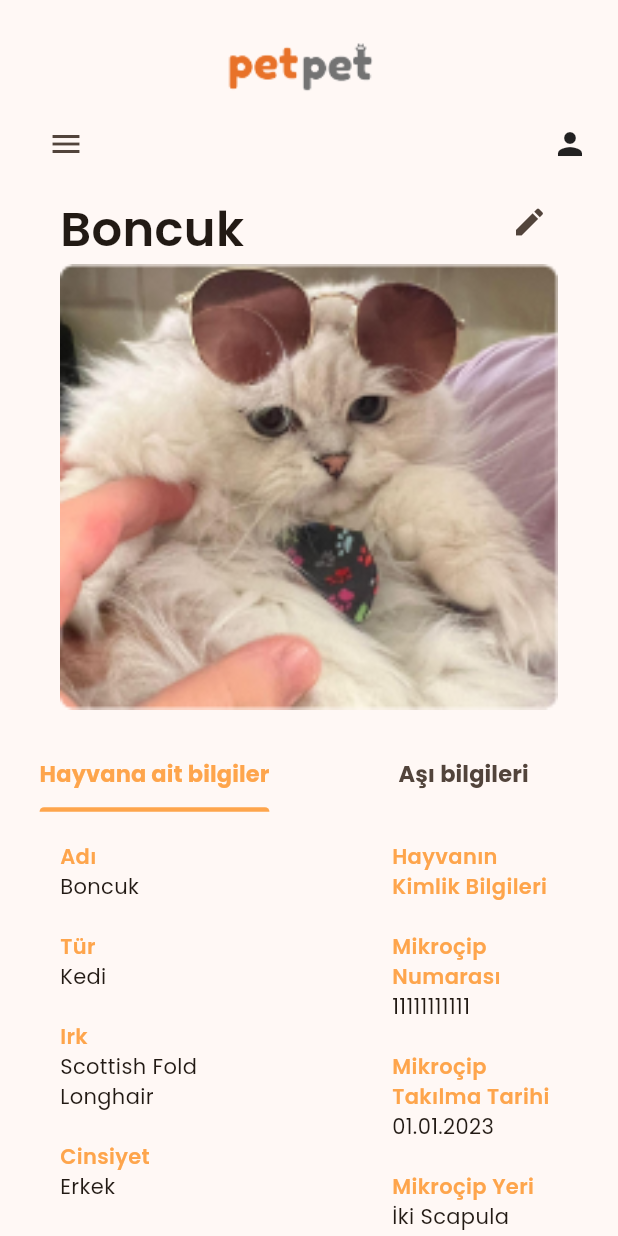
After one commit to utkuq/oua_bootcamp_grup_30, a Flutter app: the HomePage screen opened directly, after a tap on the "menu" icon, after a tap on "Kuş", after a tap on "Boncuk", on a phone screen of 412 x 824 dp. The commit adds this screen. Run offline on Flutter 3.47's test engine with Material 3 defaults, Android fonts, the phone set to English and light mode, and no system bars; our stand-ins replace google_fonts.

Commit message:
pet details page added

```diff
--- a/lib/screens/home_page.dart
+++ b/lib/screens/home_page.dart
@@ -1,5 +1,7 @@
 import 'package:flutter/material.dart';
 import 'package:google_fonts/google_fonts.dart';
+import 'package:oua_bootcamp_grup_30/screens/pet_details_page.dart';
+import 'package:oua_bootcamp_grup_30/widgets/appbar.dart';
 
 class HomePage extends StatefulWidget {
   const HomePage({super.key});
@@ -36,32 +38,7 @@ class _HomePageState extends State<HomePage> {
             ),
           ),
           // Custom AppBar
-          Row(
-            children: [
-              Align(
-                alignment: Alignment.topLeft,
-                child: IconButton(
-                  icon: const Icon(Icons.menu),
-                  onPressed: () {
-                    _scaffoldKey.currentState?.openDrawer();
-                  },
-                ),
-              ),
-              Text(
-                "Hoş Geldin!",
-                style: GoogleFonts.poppins(
-                    fontSize: 20, fontWeight: FontWeight.w600),
-              ),
-              const Expanded(
-                  child: Padding(
-                padding: EdgeInsets.only(right: 8.0),
-                child: Align(
-                  alignment: Alignment.centerRight,
-                  child: Icon(Icons.person),
-                ),
-              ))
-            ],
-          ),
+          CustomAppBar(scaffoldKey: _scaffoldKey, appBarTitle: "Hoş Geldin!"),
           // Save pet box
           Padding(
             padding: const EdgeInsets.all(50.0),
@@ -157,7 +134,7 @@ class _HomePageState extends State<HomePage> {
                         "Muttiş", "5", "Dişi", "assets/images/test_2.png"),
                   ],
                 )),
-          )
+          ),
         ],
       ),
     ));
@@ -198,7 +175,17 @@ class _HomePageState extends State<HomePage> {
   // TODO: GÖRSELLERİN FIREBASE ÜZERİNDEN ÇEKİLMESİ GEREKİYOR
   Widget _buildAnimalCards(
       String name, String age, String gender, String imagePath) {
-    return Padding(
+    return GestureDetector(
+      onTap: () {
+        Navigator.push(
+            context,
+            MaterialPageRoute(
+              builder: (context) => PetDetailsPage(
+                petName: name,
+              ),
+            ));
+      },
+      child: Padding(
         padding: const EdgeInsets.only(left: 35),
         child: Container(
           decoration: const BoxDecoration(
@@ -235,8 +222,9 @@ class _HomePageState extends State<HomePage> {
                       style: GoogleFonts.poppins(fontSize: 12),
                     )
                   ],
-              )
+                ),
               ],
+            ),
           ),
         ),
       ),
--- /dev/null
+++ b/lib/screens/pet_details_page.dart
@@ -0,0 +1,473 @@
+import 'package:flutter/material.dart';
+import 'package:google_fonts/google_fonts.dart';
+import 'package:oua_bootcamp_grup_30/widgets/appbar.dart';
+
+class PetDetailsPage extends StatefulWidget {
+  final String petName;
+
+  const PetDetailsPage({super.key, required this.petName});
+
+  @override
+  State<PetDetailsPage> createState() => _PetDetailsPageState();
+}
+
+class _PetDetailsPageState extends State<PetDetailsPage> {
+  final GlobalKey<ScaffoldState> _scaffoldKey = GlobalKey<ScaffoldState>();
+  Color orangeColor = const Color.fromARGB(255, 254, 165, 1100);
+  @override
+  Widget build(BuildContext context) {
+    return SafeArea(
+        child: Scaffold(
+      key: _scaffoldKey,
+      drawer: const NavigationDrawer(children: [
+        SingleChildScrollView(
+          child: Column(
+            children: [Text("test")],
+          ),
+        )
+      ]),
+      body: SingleChildScrollView(
+        child: Column(
+          children: [
+            Align(
+              alignment: Alignment.topCenter,
+              child: Padding(
+                padding: const EdgeInsets.only(top: 20),
+                child: Image.asset("assets/images/logo.png"),
+              ),
+            ),
+            CustomAppBar(
+              scaffoldKey: _scaffoldKey,
+              appBarTitle: "",
+            ),
+            // pet name
+            Row(
+              mainAxisAlignment: MainAxisAlignment.spaceBetween,
+              children: [
+                Padding(
+                  padding: const EdgeInsets.only(left: 40.0, top: 10),
+                  child: Text(
+                    widget.petName,
+                    textAlign: TextAlign.left,
+                    style: GoogleFonts.poppins(
+                      fontSize: 32,
+                      fontWeight: FontWeight.w600,
+                    ),
+                  ),
+                ),
+                Padding(
+                  padding: const EdgeInsets.only(right: 35.0),
+                  child: IconButton(
+                    icon: const Icon(Icons.edit),
+                    onPressed: () {},
+                  ),
+                ),
+              ],
+            ),
+
+            // TODO: BURAYA GELECEK GÖRSELİN FIREBASE ÜZERİNDEN GELMESİ GEREKİYOR
+            SizedBox(
+              width: MediaQuery.of(context).size.width,
+              child: Padding(
+                padding: const EdgeInsets.only(
+                    left: 40.0, right: 40.0, bottom: 20.0),
+                child: FittedBox(
+                  fit: BoxFit.fitWidth,
+                  child: Image.asset("assets/images/test_1.png"),
+                ),
+              ),
+            ),
+            // tab
+            DefaultTabController(
+                length: 2, // length of tabs
+                initialIndex: 0,
+                child: Column(
+                    crossAxisAlignment: CrossAxisAlignment.stretch,
+                    children: <Widget>[
+                      Container(
+                        child: TabBar(
+                          labelColor: orangeColor,
+                          indicatorColor: orangeColor,
+                          dividerColor: Colors.transparent,
+                          labelStyle: GoogleFonts.poppins(
+                              fontWeight: FontWeight.bold, fontSize: 15),
+                          tabs: const [
+                            Tab(text: 'Hayvana ait bilgiler'),
+                            Tab(text: 'Aşı bilgileri'),
+                          ],
+                        ),
+                      ),
+                      Container(
+                          height: 500, //height of TabBarView
+                          child: TabBarView(children: <Widget>[
+                            Container(
+                              child: SingleChildScrollView(
+                                child: Column(
+                                  children: [
+                                    Padding(
+                                        padding: const EdgeInsets.only(
+                                            left: 40.0, right: 40.0, top: 20),
+                                        child: _generateAnimalDetailsField(
+                                            "Boncuk",
+                                            "Kedi",
+                                            "Scottish Fold Longhair",
+                                            "Erkek",
+                                            "01.12.2022",
+                                            "Silver",
+                                            "11111111111",
+                                            "01.01.2023",
+                                            "İki Scapula Arası",
+                                            "Ali Yılmaz"))
+                                  ],
+                                ),
+                              ),
+                            ),
+                            Container(
+                                child: Padding(
+                              padding: const EdgeInsets.only(
+                                  left: 40.0, right: 40.0, top: 20),
+                              child: Row(
+                                children: [
+                                  Expanded(
+                                    child: Column(
+                                      crossAxisAlignment:
+                                          CrossAxisAlignment.start,
+                                      children: [
+                                        ElevatedButton(
+                                          onPressed: () {},
+                                          style: ElevatedButton.styleFrom(
+                                              shape: RoundedRectangleBorder(
+                                                  borderRadius:
+                                                      BorderRadius.circular(
+                                                          15))),
+                                          child: Padding(
+                                            padding: const EdgeInsets.all(5.0),
+                                            child: Text(
+                                              "Kuduza karşı aşılama",
+                                              style: GoogleFonts.poppins(
+                                                  color: Colors.black,
+                                                  fontSize: 16,
+                                                  fontWeight: FontWeight.w600),
+                                            ),
+                                          ),
+                                        ),
+                                        const SizedBox(
+                                          height: 20,
+                                        ),
+                                        ElevatedButton(
+                                          onPressed: () {},
+                                          style: ElevatedButton.styleFrom(
+                                              shape: RoundedRectangleBorder(
+                                                  borderRadius:
+                                                      BorderRadius.circular(
+                                                          15))),
+                                          child: Padding(
+                                            padding: const EdgeInsets.all(5.0),
+                                            child: Text(
+                                              "Diğer antiparazit tedavileri",
+                                              style: GoogleFonts.poppins(
+                                                  color: Colors.black,
+                                                  fontSize: 16,
+                                                  fontWeight: FontWeight.w600),
+                                            ),
+                                          ),
+                                        ),
+                                        const SizedBox(
+                                          height: 20,
+                                        ),
+                                        ElevatedButton(
+                                          onPressed: () {},
+                                          style: ElevatedButton.styleFrom(
+                                              shape: RoundedRectangleBorder(
+                                                  borderRadius:
+                                                      BorderRadius.circular(
+                                                          15))),
+                                          child: Padding(
+                                            padding: const EdgeInsets.all(5.0),
+                                            child: Text(
+                                              "Klinik muayene",
+                                              style: GoogleFonts.poppins(
+                                                  color: Colors.black,
+                                                  fontSize: 16,
+                                                  fontWeight: FontWeight.w600),
+                                            ),
+                                          ),
+                                        ),
+                                      ],
+                                    ),
+                                  ),
+                                  const SizedBox(
+                                    width: 50,
+                                  ),
+                                  Expanded(
+                                    child: Column(
+                                      crossAxisAlignment:
+                                          CrossAxisAlignment.start,
+                                      children: [
+                                        ElevatedButton(
+                                          onPressed: () {},
+                                          style: ElevatedButton.styleFrom(
+                                              shape: RoundedRectangleBorder(
+                                                  borderRadius:
+                                                      BorderRadius.circular(
+                                                          15))),
+                                          child: Padding(
+                                            padding: const EdgeInsets.all(5.0),
+                                            child: Text(
+                                              "Ekinokok tedavisi",
+                                              style: GoogleFonts.poppins(
+                                                  color: Colors.black,
+                                                  fontSize: 16,
+                                                  fontWeight: FontWeight.w600),
+                                            ),
+                                          ),
+                                        ),
+                                        const SizedBox(
+                                          height: 20,
+                                        ),
+                                        ElevatedButton(
+                                          onPressed: () {},
+                                          style: ElevatedButton.styleFrom(
+                                              shape: RoundedRectangleBorder(
+                                                  borderRadius:
+                                                      BorderRadius.circular(
+                                                          15))),
+                                          child: Padding(
+                                            padding: const EdgeInsets.all(5.0),
+                                            child: Text(
+                                              "Diğer aşılamalar",
+                                              style: GoogleFonts.poppins(
+                                                  color: Colors.black,
+                                                  fontSize: 16,
+                                                  fontWeight: FontWeight.w600),
+                                            ),
+                                          ),
+                                        ),
+                                        const SizedBox(
+                                          height: 20,
+                                        ),
+                                        ElevatedButton(
+                                          onPressed: () {},
+                                          style: ElevatedButton.styleFrom(
+                                              shape: RoundedRectangleBorder(
+                                                  borderRadius:
+                                                      BorderRadius.circular(
+                                                          15))),
+                                          child: Padding(
+                                            padding: const EdgeInsets.all(5.0),
+                                            child: Text(
+                                              "Diğer",
+                                              style: GoogleFonts.poppins(
+                                                  color: Colors.black,
+                                                  fontSize: 16,
+                                                  fontWeight: FontWeight.w600),
+                                            ),
+                                          ),
+                                        ),
+                                      ],
+                                    ),
+                                  )
+                                ],
+                              ),
+                            )),
+                          ]))
+                    ])),
+          ],
+        ),
+      ),
+    ));
+  }
+
+  Widget _generateAnimalDetailsField(
+      animalName,
+      animalSpecies,
+      animalRace,
+      animalGender,
+      animalDateOfBirth,
+      animalColor,
+      microChipNumber,
+      microChipInstallDate,
+      microChipLocation,
+      microChipDoctorName) {
+    return Row(
+      children: [
+        Expanded(
+          child: Column(
+            crossAxisAlignment: CrossAxisAlignment.start,
+            children: [
+              Text(
+                "Adı",
+                textAlign: TextAlign.start,
+                style: GoogleFonts.poppins(
+                    fontSize: 14,
+                    color: orangeColor,
+                    fontWeight: FontWeight.w600),
+              ),
+              Text(
+                animalName,
+                textAlign: TextAlign.start,
+                style: GoogleFonts.poppins(),
+              ),
+              const SizedBox(
+                height: 20,
+              ),
+              Text(
+                "Tür",
+                textAlign: TextAlign.start,
+                style: GoogleFonts.poppins(
+                    fontSize: 14,
+                    color: orangeColor,
+                    fontWeight: FontWeight.w600),
+              ),
+              Text(
+                animalSpecies,
+                textAlign: TextAlign.start,
+                style: GoogleFonts.poppins(),
+              ),
+              const SizedBox(
+                height: 20,
+              ),
+              Text(
+                "Irk",
+                textAlign: TextAlign.start,
+                style: GoogleFonts.poppins(
+                    fontSize: 14,
+                    color: orangeColor,
+                    fontWeight: FontWeight.w600),
+              ),
+              Text(
+                animalRace,
+                textAlign: TextAlign.start,
+                style: GoogleFonts.poppins(),
+              ),
+              const SizedBox(
+                height: 20,
+              ),
+              Text(
+                "Cinsiyet",
+                textAlign: TextAlign.start,
+                style: GoogleFonts.poppins(
+                    fontSize: 14,
+                    color: orangeColor,
+                    fontWeight: FontWeight.w600),
+              ),
+              Text(
+                animalGender,
+                textAlign: TextAlign.start,
+                style: GoogleFonts.poppins(),
+              ),
+              const SizedBox(
+                height: 20,
+              ),
+              Text(
+                "Doğum Tarihi",
+                textAlign: TextAlign.start,
+                style: GoogleFonts.poppins(
+                    fontSize: 14,
+                    color: orangeColor,
+                    fontWeight: FontWeight.w600),
+              ),
+              Text(
+                animalDateOfBirth,
+                textAlign: TextAlign.start,
+                style: GoogleFonts.poppins(),
+              ),
+              const SizedBox(
+                height: 20,
+              ),
+              Text(
+                "Rengi",
+                textAlign: TextAlign.start,
+                style: GoogleFonts.poppins(
+                    fontSize: 14,
+                    color: orangeColor,
+                    fontWeight: FontWeight.w600),
+              ),
+              Text(
+                animalColor,
+                textAlign: TextAlign.start,
+                style: GoogleFonts.poppins(),
+              ),
+              const SizedBox(
+                height: 20,
+              ),
+            ],
+          ),
+        ),
+        const Spacer(),
+        Expanded(
+          child: Column(
+            crossAxisAlignment: CrossAxisAlignment.start,
+            children: [
+              Text(
+                "Hayvanın Kimlik Bilgileri",
+                overflow: TextOverflow.clip,
+                softWrap: true,
+                style: GoogleFonts.poppins(
+                    fontSize: 14,
+                    color: orangeColor,
+                    fontWeight: FontWeight.w600),
+              ),
+              const SizedBox(
+                height: 20,
+              ),
+              Text(
+                "Mikroçip Numarası",
+                style: GoogleFonts.poppins(
+                    fontSize: 14,
+                    color: orangeColor,
+                    fontWeight: FontWeight.w600),
+              ),
+              Text(
+                microChipNumber,
+                style: GoogleFonts.poppins(),
+              ),
+              const SizedBox(
+                height: 20,
+              ),
+              Text(
+                "Mikroçip Takılma Tarihi",
+                style: GoogleFonts.poppins(
+                    fontSize: 14,
+                    color: orangeColor,
+                    fontWeight: FontWeight.w600),
+              ),
+              Text(
+                microChipInstallDate,
+                style: GoogleFonts.poppins(),
+              ),
+              const SizedBox(
+                height: 20,
+              ),
+              Text(
+                "Mikroçip Yeri",
+                style: GoogleFonts.poppins(
+                    fontSize: 14,
+                    color: orangeColor,
+                    fontWeight: FontWeight.w600),
+              ),
+              Text(
+                microChipLocation,
+                style: GoogleFonts.poppins(),
+              ),
+              const SizedBox(
+                height: 20,
+              ),
+              Text(
+                "Pasaportu Düzenleyen Hekim",
+                style: GoogleFonts.poppins(
+                    fontSize: 14,
+                    color: orangeColor,
+                    fontWeight: FontWeight.w600),
+              ),
+              Text(
+                microChipDoctorName,
+                style: GoogleFonts.poppins(),
+              ),
+            ],
+          ),
+        )
+      ],
+    );
+  }
+}
--- /dev/null
+++ b/lib/widgets/appbar.dart
@@ -0,0 +1,41 @@
+import 'package:flutter/material.dart';
+import 'package:google_fonts/google_fonts.dart';
+
+class CustomAppBar extends StatelessWidget {
+  final GlobalKey<ScaffoldState> scaffoldKey;
+  final String appBarTitle;
+  const CustomAppBar(
+      {super.key, required this.scaffoldKey, required this.appBarTitle});
+
+  @override
+  Widget build(BuildContext context) {
+    return Row(
+      children: [
+        Align(
+          alignment: Alignment.topLeft,
+          child: Padding(
+            padding: const EdgeInsets.only(left: 20.0),
+            child: IconButton(
+              icon: const Icon(Icons.menu),
+              onPressed: () {
+                scaffoldKey.currentState?.openDrawer();
+              },
+            ),
+          ),
+        ),
+        Text(
+          appBarTitle,
+          style: GoogleFonts.poppins(fontSize: 20, fontWeight: FontWeight.w600),
+        ),
+        const Expanded(
+            child: Padding(
+          padding: EdgeInsets.only(right: 20.0),
+          child: Align(
+            alignment: Alignment.centerRight,
+            child: Icon(Icons.person),
+          ),
+        ))
+      ],
+    );
+  }
+}
```
Lines whose indentation alone changed are shown as unchanged.
